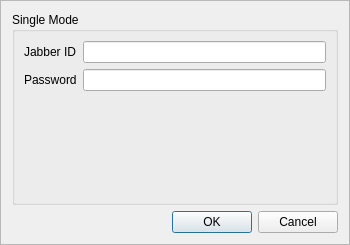
Above: src/gui/kSingleWidget.ui from pasnox/kiess before the change. Below: the same form after it.
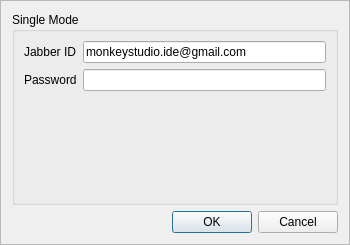
That is the form after the change. Custom widgets are drawn as their Qt base class.

```diff
--- a/src/gui/kSingleWidget.ui
+++ b/src/gui/kSingleWidget.ui
@@ -33,7 +33,11 @@
        </widget>
       </item>
       <item row="0" column="1" >
-       <widget class="QLineEdit" name="leJID" />
+       <widget class="QLineEdit" name="leJID" >
+        <property name="text" >
+         <string>monkeystudio.ide@gmail.com</string>
+        </property>
+       </widget>
       </item>
       <item row="1" column="0" >
        <widget class="QLabel" name="lPassword" >
```
